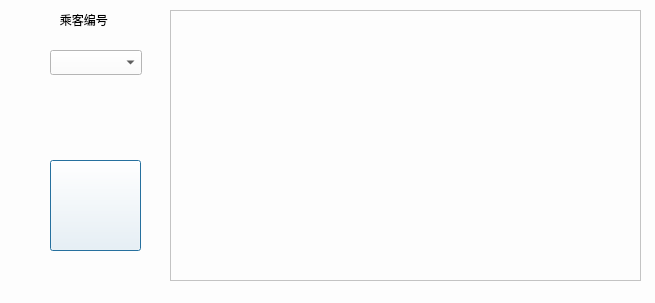
First picture: the form in inquiry.ui, repository Traeyee/trip_assist, before the edit.
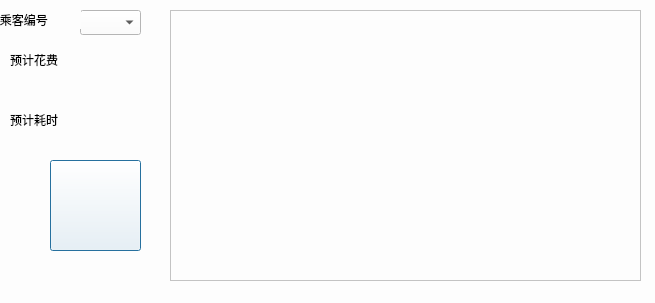
Second picture: the form after the edit.

Diff of the .ui file:
```diff
--- a/inquiry.ui
+++ b/inquiry.ui
@@ -21,9 +21,9 @@
   <widget class="QComboBox" name="customBox">
    <property name="geometry">
     <rect>
-     <x>50</x>
-     <y>50</y>
-     <width>92</width>
+     <x>80</x>
+     <y>10</y>
+     <width>61</width>
      <height>25</height>
     </rect>
    </property>
@@ -67,7 +67,7 @@
   <widget class="QLabel" name="label">
    <property name="geometry">
     <rect>
-     <x>50</x>
+     <x>-10</x>
      <y>10</y>
      <width>91</width>
      <height>19</height>
@@ -77,6 +77,58 @@
     <string>   乘客编号</string>
    </property>
   </widget>
+  <widget class="QLabel" name="label_2">
+   <property name="geometry">
+    <rect>
+     <x>10</x>
+     <y>50</y>
+     <width>111</width>
+     <height>19</height>
+    </rect>
+   </property>
+   <property name="text">
+    <string>预计花费</string>
+   </property>
+  </widget>
+  <widget class="QLabel" name="moneyCost">
+   <property name="geometry">
+    <rect>
+     <x>10</x>
+     <y>80</y>
+     <width>151</width>
+     <height>19</height>
+    </rect>
+   </property>
+   <property name="text">
+    <string/>
+   </property>
+  </widget>
+  <widget class="QLabel" name="label_4">
+   <property name="geometry">
+    <rect>
+     <x>10</x>
+     <y>110</y>
+     <width>68</width>
+     <height>19</height>
+    </rect>
+   </property>
+   <property name="text">
+    <string>预计耗时</string>
+   </property>
+  </widget>
+  <widget class="QLabel" name="timeCost">
+   <property name="geometry">
+    <rect>
+     <x>10</x>
+     <y>140</y>
+     <width>151</width>
+     <height>19</height>
+    </rect>
+   </property>
+   <property name="text">
+    <string/>
+   </property>
+  </widget>
  </widget>
  <resources/>
  <connections/>
```
